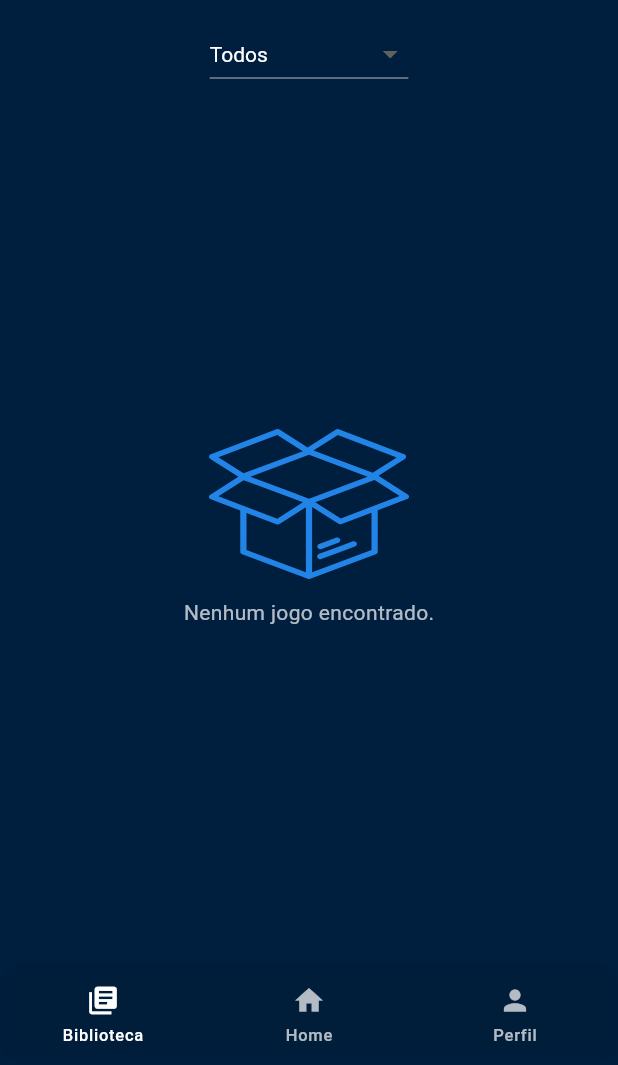
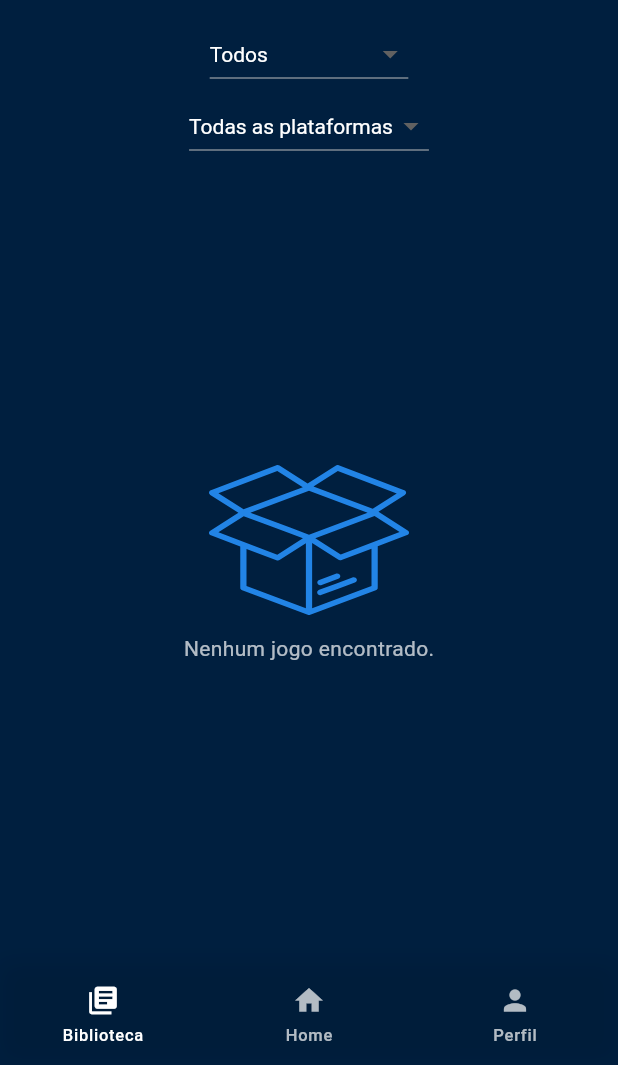
Before and after one commit to Gabriell1507/gamemate-mobile, a Flutter app: the LibraryView screen opened by its route, on a phone screen of 412 x 824 dp, the part 171-1236 px from its top. Run offline on Flutter 3.47's test engine with Material 3 defaults, Android fonts, the phone set to English and light mode, and no system bars; drawn by our look-alikes of awesome_bottom_bar; our stand-ins replace carousel_slider, cloud_firestore, dio, firebase_auth, firebase_core, flutter_dotenv and 3 more; accounts and stored records are empty; network calls fail; statements that could not run were skipped; project files that could hold a hidden picture were left out.

Commit message:
feat: filtragem por plataforma na biblioteca

```diff
--- a/lib/modules/library/view/library_view.dart
+++ b/lib/modules/library/view/library_view.dart
@@ -117,6 +117,30 @@ class _LibraryViewState extends State<LibraryView> {
                   },
                 );
               }),
+              Obx(() {
+  return DropdownButton<Provider?>(
+    value: profileController.filterProvider.value,
+    dropdownColor: const Color(0xFF0A2A52),
+    style: const TextStyle(color: Colors.white),
+    hint: const Text('Filtrar por plataforma', style: TextStyle(color: Colors.white)),
+    items: [
+      const DropdownMenuItem(
+        value: null,
+        child: Text('Todas as plataformas'),
+      ),
+      ...Provider.values.map(
+        (provider) => DropdownMenuItem(
+          value: provider,
+          child: Text(provider.name),
+        ),
+      )
+    ],
+    onChanged: (provider) {
+      profileController.setProviderFilter(provider);
+      profileController.loadSyncedGames(reset: true);
+    },
+  );
+}),
 
               const SizedBox(height: 16),
 
--- a/pubspec.yaml
+++ b/pubspec.yaml
@@ -16,7 +16,7 @@ publish_to: 'none' # Remove this line if you wish to publish to pub.dev
 # https://developer.apple.com/library/archive/documentation/General/Reference/InfoPlistKeyReference/Articles/CoreFoundationKeys.html
 # In Windows, build-name is used as the major, minor, and patch parts
 # of the product and file versions while build-number is used as the build suffix.
-version: 1.0.0+1
+version: 1.0.1+5
 
 environment:
   sdk: ^3.5.0
```
Also changed, not shown: lib/modules/profile/controllers/profile_controller.dart (+9 -0 lines).
